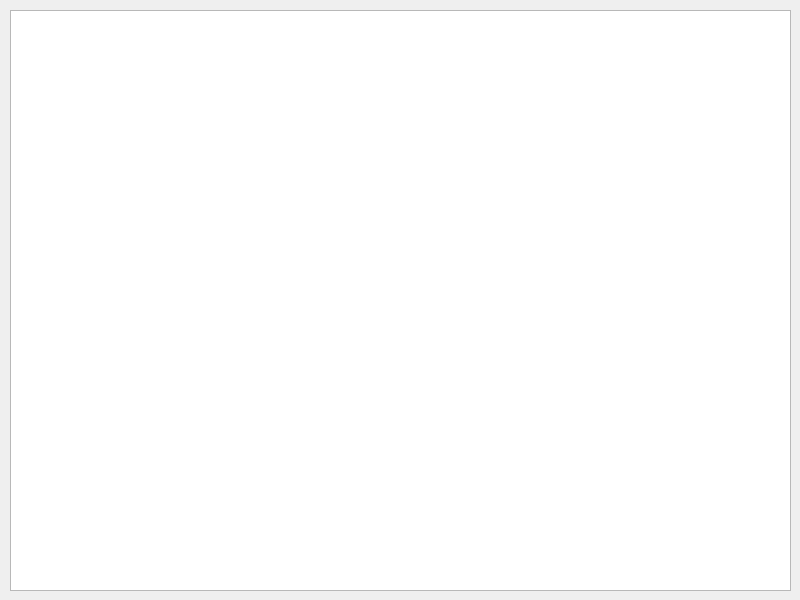
Above: main.ui from padayu/yandex2 before the change. Below: the same form after it.
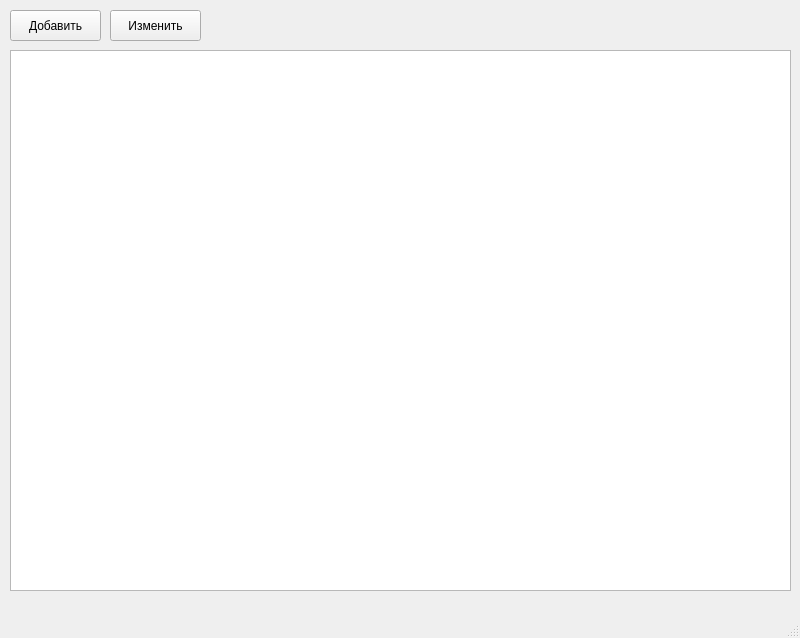
That is the form after the change.

```diff
--- a/main.ui
+++ b/main.ui
@@ -7,7 +7,7 @@
     <x>0</x>
     <y>0</y>
     <width>800</width>
-    <height>600</height>
+    <height>638</height>
    </rect>
   </property>
   <property name="windowTitle">
@@ -18,13 +18,40 @@
     <property name="geometry">
      <rect>
       <x>10</x>
-      <y>10</y>
+      <y>50</y>
       <width>781</width>
-      <height>581</height>
+      <height>541</height>
      </rect>
     </property>
    </widget>
+   <widget class="QPushButton" name="pushButton">
+    <property name="geometry">
+     <rect>
+      <x>10</x>
+      <y>10</y>
+      <width>91</width>
+      <height>31</height>
+     </rect>
+    </property>
+    <property name="text">
+     <string>Добавить</string>
+    </property>
+   </widget>
+   <widget class="QPushButton" name="pushButton_2">
+    <property name="geometry">
+     <rect>
+      <x>110</x>
+      <y>10</y>
+      <width>91</width>
+      <height>31</height>
+     </rect>
+    </property>
+    <property name="text">
+     <string>Изменить</string>
+    </property>
+   </widget>
   </widget>
+  <widget class="QStatusBar" name="statusBar"/>
  </widget>
  <resources/>
  <connections/>
```
